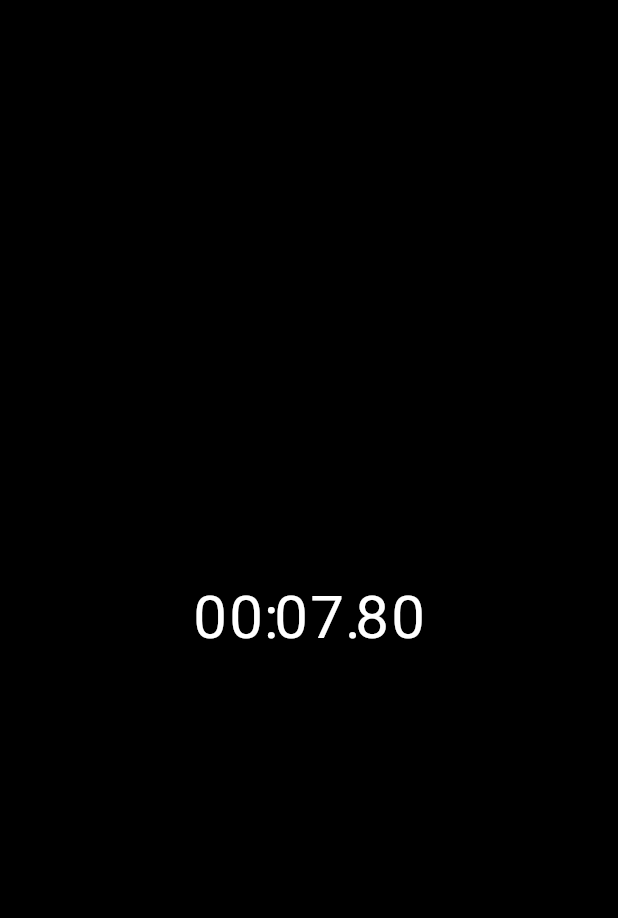
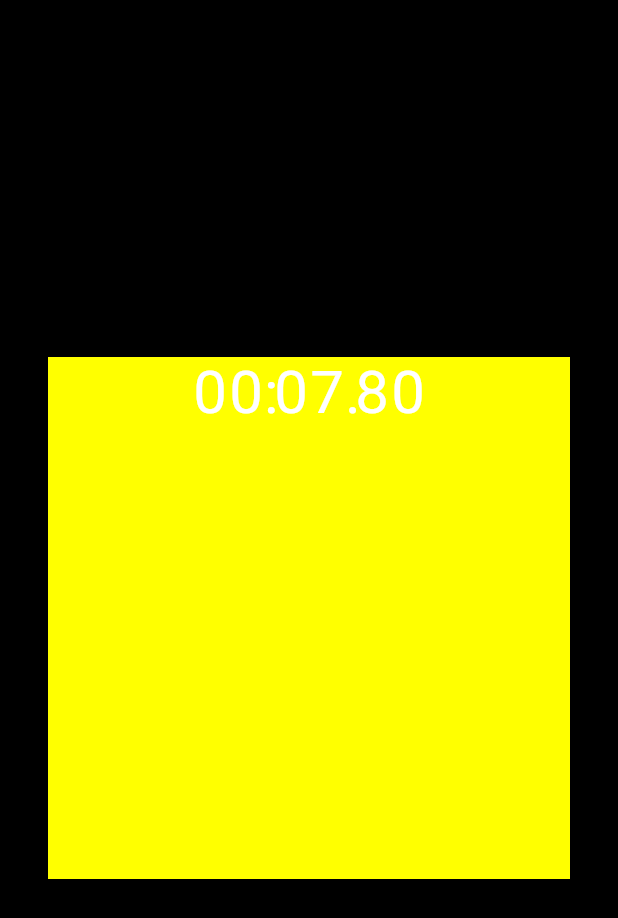
Before and after one commit to Jashwanth-Gowda-R/flutter-animation-course, a Flutter app: the screen it shows after launch, on a phone screen of 412 x 824 dp. Shown: the top 918 px of the screen. Run offline on Flutter 3.47's test engine with Material 2 defaults, Android fonts, the phone set to English and light mode, and no system bars.

Commit message:
Sizing the Stopwatch UI with AspectRatio

```diff
--- a/stopwatch_flutter/lib/main.dart
+++ b/stopwatch_flutter/lib/main.dart
@@ -28,7 +28,13 @@ class MyHomePage extends StatelessWidget {
       value: SystemUiOverlayStyle.light,
       child: Scaffold(
         body: Center(
-          child: Stopwatch(),
+          child: Padding(
+            padding: const EdgeInsets.all(32.0),
+            child: AspectRatio(
+              aspectRatio: 1.0,
+              child: Stopwatch(),
+            ),
+          ),
         ),
       ),
     );
--- a/stopwatch_flutter/lib/ui/stopwatch_renderer.dart
+++ b/stopwatch_flutter/lib/ui/stopwatch_renderer.dart
@@ -11,8 +11,15 @@ class StopWatchRenderer extends StatelessWidget {
 
   @override
   Widget build(BuildContext context) {
-    return ElapsedTimeText(
-      elapsed: elapsed,
+    return Stack(
+      children: [
+        Container(
+          color: Colors.yellowAccent,
+        ),
+        ElapsedTimeText(
+          elapsed: elapsed,
+        ),
+      ],
     );
   }
 }
```
